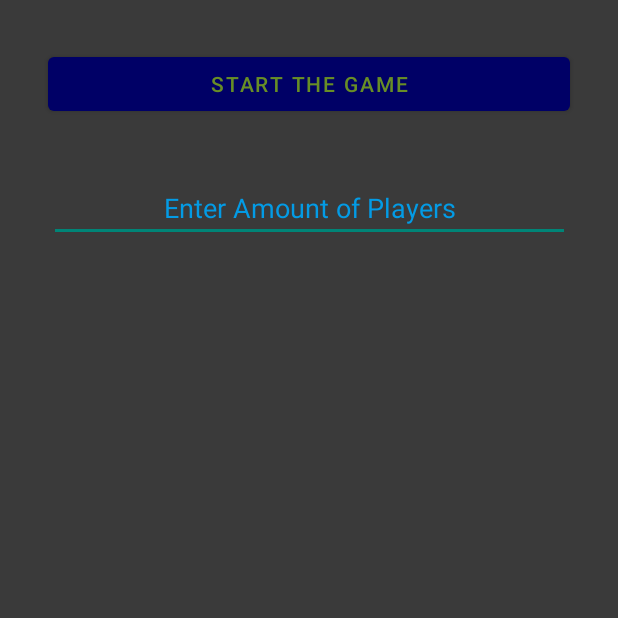
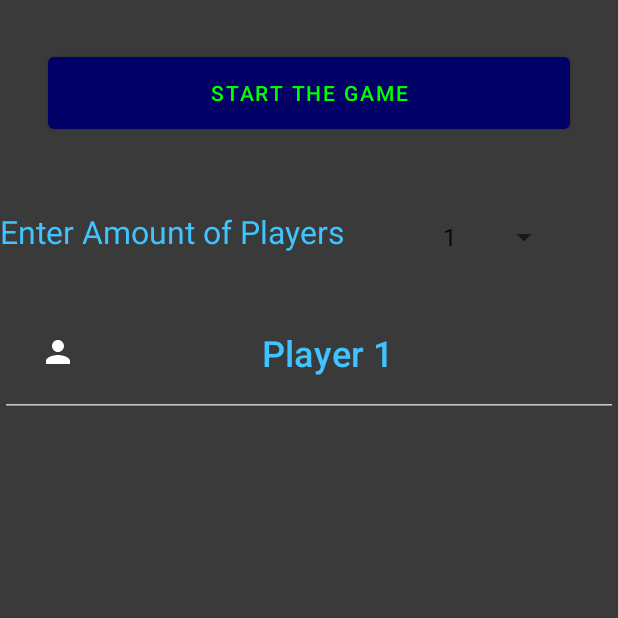
Before and after one commit to TheDonBase/NordicDrinking, an Android app: the screen it shows after launch (LandingActivity), on a phone screen of 412 x 824 dp, the top half of it. Run offline under Robolectric (Android 15) with nearby library versions, the phone set to English and light mode, and no system bars.

Commit message:
Fixed a bunch of stuff.

```diff
--- a/app/src/main/AndroidManifest.xml
+++ b/app/src/main/AndroidManifest.xml
@@ -1,9 +1,8 @@
 <?xml version="1.0" encoding="utf-8"?>
 <manifest xmlns:android="http://schemas.android.com/apk/res/android"
     package="com.thedonbase.nordicdrinking">
-
+    <uses-permission android:name="android.permission.ACCESS_NETWORK_STATE" />
     <uses-permission android:name="android.permission.INTERNET" />
-
     <application
         android:allowBackup="true"
         android:fullBackupContent="@xml/backup_rules"
@@ -22,10 +21,8 @@
         <activity android:name=".MainActivity">
             <intent-filter>
                 <action android:name="android.intent.action.MAIN" />
-
                 <category android:name="android.intent.category.LAUNCHER" />
             </intent-filter>
         </activity>
     </application>
-
 </manifest>
--- a/app/src/main/java/com/thedonbase/nordicdrinking/DatabaseHelper.java
+++ b/app/src/main/java/com/thedonbase/nordicdrinking/DatabaseHelper.java
@@ -7,6 +7,8 @@ import android.database.sqlite.SQLiteDatabase;
 import android.database.sqlite.SQLiteOpenHelper;
 import android.text.TextUtils;
 import android.util.Log;
+
+import com.google.firebase.analytics.FirebaseAnalytics;
 
 import org.json.JSONArray;
 import org.json.JSONException;
--- a/app/src/main/java/com/thedonbase/nordicdrinking/LandingActivity.java
+++ b/app/src/main/java/com/thedonbase/nordicdrinking/LandingActivity.java
@@ -9,12 +9,15 @@ import android.content.Intent;
 import android.os.Build;
 import android.os.Bundle;
 import android.text.TextUtils;
+import android.util.Log;
 import android.view.Gravity;
 import android.view.View;
 import android.view.ViewGroup;
+import android.widget.AdapterView;
 import android.widget.Button;
 import android.widget.EditText;
 import android.widget.LinearLayout;
+import android.widget.Spinner;
 import android.widget.Toast;
 
 import java.util.ArrayList;
@@ -22,10 +25,9 @@ import java.util.ArrayList;
 public class LandingActivity extends AppCompatActivity {
     DatabaseHelper myDb;
     int players;
+    int maxPlayers = 20;
     ArrayList<EditText> etTextList = new ArrayList<>();
-    private Context context;
     LoadingDialog loadingDialog = new LoadingDialog(LandingActivity.this);
-    boolean addedTextBoxes = false;
 
     @Override
     protected void onCreate(Bundle savedInstanceState) {
@@ -33,43 +35,51 @@ public class LandingActivity extends AppCompatActivity {
         setContentView(R.layout.activity_landing);
         myDb = new DatabaseHelper(this);
 
-        final EditText playerAmount = (EditText) findViewById(R.id.playerAmtText);
-        playerAmount.setOnClickListener((View.OnClickListener) v -> {
-            if(TextUtils.isEmpty(playerAmount.getText()))
-            {
-                Toast.makeText(LandingActivity.this, "Please add the number of players!", Toast.LENGTH_SHORT).show();
-                return;
+        final Spinner playerAmount = (Spinner) findViewById(R.id.playerAmtSpinner);
+        playerAmount.setOnItemSelectedListener(new AdapterView.OnItemSelectedListener() {
+            @Override
+            public void onItemSelected(AdapterView<?> parent, View view, int position, long id) {
+                try {
+                    players = Integer.parseInt(playerAmount.getSelectedItem().toString());
+                    if (players > maxPlayers) {
+                        players = maxPlayers;
+                        Toast.makeText(LandingActivity.this, "Max number of players is 20 players.", Toast.LENGTH_SHORT).show();
                     }
-            if (!addedTextBoxes) {
-                try {
-                    players = Integer.parseInt(playerAmount.getText().toString());
                 } catch (NumberFormatException ex) {
                     Toast.makeText(LandingActivity.this, "There was an error processing the player amount.", Toast.LENGTH_SHORT).show();
                 }
                 LinearLayout ll = (LinearLayout) findViewById(R.id.playerNamesLayout);
+                etTextList.clear();
+                ll.removeAllViews();
                 for (int i = 0; i < players; i++) {
                     EditText et = new EditText(getBaseContext());
                     LinearLayout.LayoutParams p = new LinearLayout.LayoutParams(ViewGroup.LayoutParams.MATCH_PARENT, ViewGroup.LayoutParams.WRAP_CONTENT);
                     et.setGravity(Gravity.CENTER);
                     et.setCompoundDrawablesWithIntrinsicBounds(R.drawable.person, 0, 0, 0);
                     et.setPadding(40, 40, 40, 40);
-                        et.setHint("Player " + i);
+                    et.setTextSize(24);
+                    et.setTextColor(ContextCompat.getColor(LandingActivity.this, R.color.white));
+                    et.setHint("Player " + (i + 1));
                     et.setId(View.generateViewId());
                     et.setSingleLine(true);
                     et.setLayoutParams(p);
-                        et.setHintTextColor(ContextCompat.getColor(this, R.color.light_blue_A200));
+                    et.setHintTextColor(ContextCompat.getColor(LandingActivity.this, R.color.light_blue_A200));
                     etTextList.add(et);
                     ll.addView(et);
                 }
-                    addedTextBoxes = true;
+            }
+
+            @Override
+            public void onNothingSelected(AdapterView<?> parent) {
+                Toast.makeText(LandingActivity.this, "You need to specify how many players you are.", Toast.LENGTH_SHORT).show();
             }
         });
 
+
         final Button startGameBtn = (Button) findViewById(R.id.startGameBtn);
         startGameBtn.setOnClickListener(v -> {
-            for(int i = 0; i < etTextList.size(); i++) {
-                if(etTextList.get(i).getText().toString().isEmpty())
-                {
+            for (int i = 0; i < etTextList.size(); i++) {
+                if (etTextList.get(i).getText().toString().isEmpty()) {
                     Toast.makeText(LandingActivity.this, "Please add the player names!", Toast.LENGTH_SHORT).show();
                     return;
                 } else {
@@ -85,6 +95,4 @@ public class LandingActivity extends AppCompatActivity {
             }
         });
     }
-
-
 }
--- a/app/src/main/java/com/thedonbase/nordicdrinking/MainActivity.java
+++ b/app/src/main/java/com/thedonbase/nordicdrinking/MainActivity.java
@@ -9,6 +9,8 @@ import android.view.WindowManager;
 import android.widget.ProgressBar;
 import android.widget.TextView;
 import android.widget.Toast;
+
+import com.google.firebase.analytics.FirebaseAnalytics;
 
 import org.json.JSONException;
 
@@ -23,18 +25,22 @@ public class MainActivity extends AppCompatActivity {
         myDb = new DatabaseHelper(this);
         getWindow().setFlags(WindowManager.LayoutParams.FLAG_FULLSCREEN,
                 WindowManager.LayoutParams.FLAG_FULLSCREEN);
-
+        FirebaseAnalytics mFireBaseAnalytics = FirebaseAnalytics.getInstance(this);
+        Bundle bundle = new Bundle();
         FetchData fetchData = new FetchData(getApplicationContext(), new OnEventListener<String>() {
             @Override
             public void onSuccess(String result) throws JSONException {
                 myDb.fetchQuestions(result);
+                bundle.putString("Downloaded", "True");
             }
 
             @Override
             public void onFailure(Exception e) {
-                Toast.makeText(getApplicationContext(), "ERROR: " + e.getMessage(), Toast.LENGTH_SHORT).show();
+                Toast.makeText(MainActivity.this, "ERROR: There was an error retrieving the data.", Toast.LENGTH_SHORT).show();
+                bundle.putString("Downloaded", "False");
             }
         });
+        mFireBaseAnalytics.logEvent("download_questions", bundle);
         fetchData.execute();
         Intent intent = new Intent(this, LandingActivity.class);
         Handler handler = new Handler();
--- a/app/src/main/res/layout/activity_landing.xml
+++ b/app/src/main/res/layout/activity_landing.xml
@@ -8,50 +8,68 @@
     android:theme="@style/Theme.AppCompat.DayNight.DarkActionBar"
     tools:context=".LandingActivity">
 
-    <EditText
-        android:id="@+id/playerAmtText"
-        android:layout_width="347dp"
-        android:layout_height="wrap_content"
-        android:layout_marginTop="36dp"
-        android:autofillHints=""
-        android:ems="10"
-        android:gravity="center"
-        android:hint="@string/entAmtPlayers"
-        android:inputType="number"
-        android:singleLine="true"
-        android:textColor="@color/light_blue_A200"
-        android:textColorHint="@color/light_blue_600"
-        app:layout_constraintEnd_toEndOf="parent"
-        app:layout_constraintStart_toStartOf="parent"
-        app:layout_constraintTop_toBottomOf="@+id/startGameBtn" />
-
     <Button
         android:id="@+id/startGameBtn"
         android:layout_width="match_parent"
-        android:layout_height="wrap_content"
+        android:layout_height="60dp"
         android:layout_marginStart="32dp"
-        android:layout_marginLeft="32dp"
         android:layout_marginTop="32dp"
         android:layout_marginEnd="32dp"
-        android:layout_marginRight="32dp"
         android:text="@string/start_the_game"
-        android:textColor="@color/olive_drab_3"
+        android:textColor="@color/light_green"
         app:backgroundTint="@color/dark_blue"
         app:layout_constraintEnd_toEndOf="parent"
         app:layout_constraintStart_toStartOf="parent"
         app:layout_constraintTop_toTopOf="parent" />
 
-    <LinearLayout
-        android:id="@+id/playerNamesLayout"
+
+    <ScrollView
+        android:id="@+id/layoutScroll"
         android:layout_width="match_parent"
         android:layout_height="0dp"
-        android:layout_marginTop="50dp"
-        android:orientation="vertical"
+        android:layout_marginTop="16dp"
+        android:layout_marginBottom="8dp"
+        android:fillViewport="true"
         app:layout_constraintBottom_toBottomOf="parent"
         app:layout_constraintEnd_toEndOf="parent"
-        app:layout_constraintHorizontal_bias="0.0"
         app:layout_constraintStart_toStartOf="parent"
-        app:layout_constraintTop_toBottomOf="@+id/playerAmtText"
-        app:layout_constraintVertical_bias="0.057" />
+        app:layout_constraintTop_toBottomOf="@+id/textView2">
+
+        <LinearLayout
+            android:id="@+id/playerNamesLayout"
+            android:layout_width="match_parent"
+            android:layout_height="wrap_content"
+            android:orientation="vertical"
+            android:scrollIndicators="right"
+            app:layout_constraintTop_toBottomOf="@+id/textView2"
+            tools:layout_editor_absoluteX="0dp" />
+    </ScrollView>
+
+    <TextView
+        android:id="@+id/textView2"
+        android:layout_width="wrap_content"
+        android:layout_height="36dp"
+        android:layout_marginTop="48dp"
+        android:text="@string/entAmtPlayers"
+        android:textColor="@color/light_blue_A200"
+        android:textSize="21sp"
+        app:layout_constraintBottom_toTopOf="@+id/layoutScroll"
+        app:layout_constraintStart_toStartOf="parent"
+        app:layout_constraintTop_toBottomOf="@+id/startGameBtn" />
+
+    <Spinner
+        android:id="@+id/playerAmtSpinner"
+        android:layout_width="100dp"
+        android:layout_height="36dp"
+        android:layout_marginTop="48dp"
+        android:entries="@array/PlayerAmount"
+        android:spinnerMode="dropdown"
+        android:textAlignment="center"
+        app:layout_constraintBottom_toTopOf="@+id/layoutScroll"
+        app:layout_constraintEnd_toEndOf="parent"
+        app:layout_constraintHorizontal_bias="0.529"
+        app:layout_constraintStart_toEndOf="@+id/textView2"
+        app:layout_constraintTop_toBottomOf="@+id/startGameBtn"
+        app:layout_constraintVertical_bias="0.0" />
 
 </androidx.constraintlayout.widget.ConstraintLayout>
--- a/app/src/main/res/values/arrays.xml
+++ b/app/src/main/res/values/arrays.xml
@@ -8,4 +8,27 @@
         <item>Crazy Category</item>
         <item>Chaos Category</item>
     </string-array>
+
+    <string-array name="PlayerAmount">
+        <item>1</item>
+        <item>2</item>
+        <item>3</item>
+        <item>4</item>
+        <item>5</item>
+        <item>6</item>
+        <item>7</item>
+        <item>8</item>
+        <item>9</item>
+        <item>10</item>
+        <item>11</item>
+        <item>12</item>
+        <item>13</item>
+        <item>14</item>
+        <item>15</item>
+        <item>16</item>
+        <item>17</item>
+        <item>18</item>
+        <item>19</item>
+        <item>20</item>
+    </string-array>
 </resources>
--- a/build.gradle
+++ b/build.gradle
@@ -6,7 +6,9 @@ buildscript {
     }
     dependencies {
         classpath "com.android.tools.build:gradle:4.1.1"
-
+        classpath "com.google.gms:google-services:4.3.4"
+        classpath "com.google.firebase:firebase-crashlytics-gradle:2.4.1"
+        classpath "com.google.firebase:perf-plugin:1.3.4"
         // NOTE: Do not place your application dependencies here; they belong
         // in the individual module build.gradle files
     }
```
Also changed, not shown: app/build.gradle (+10 -2 lines), 5 other files. Lines whose indentation alone changed are shown as unchanged.
